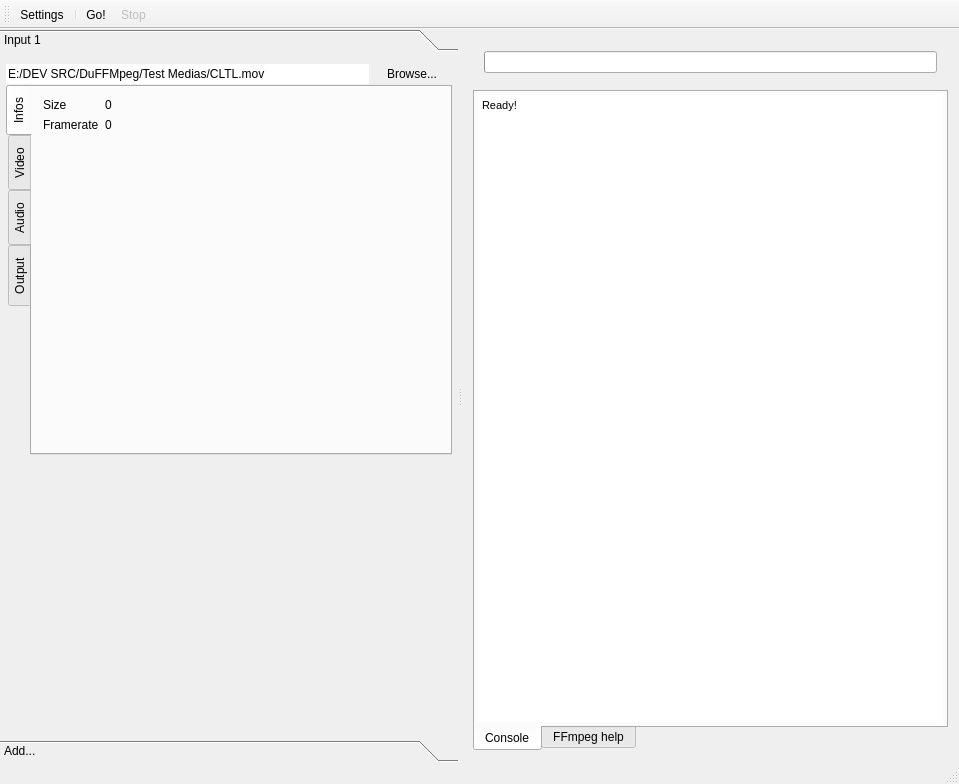
First picture: the form in DuFFMpeg/mainwindow.ui, repository RxLaboratory/DuME, before the edit.
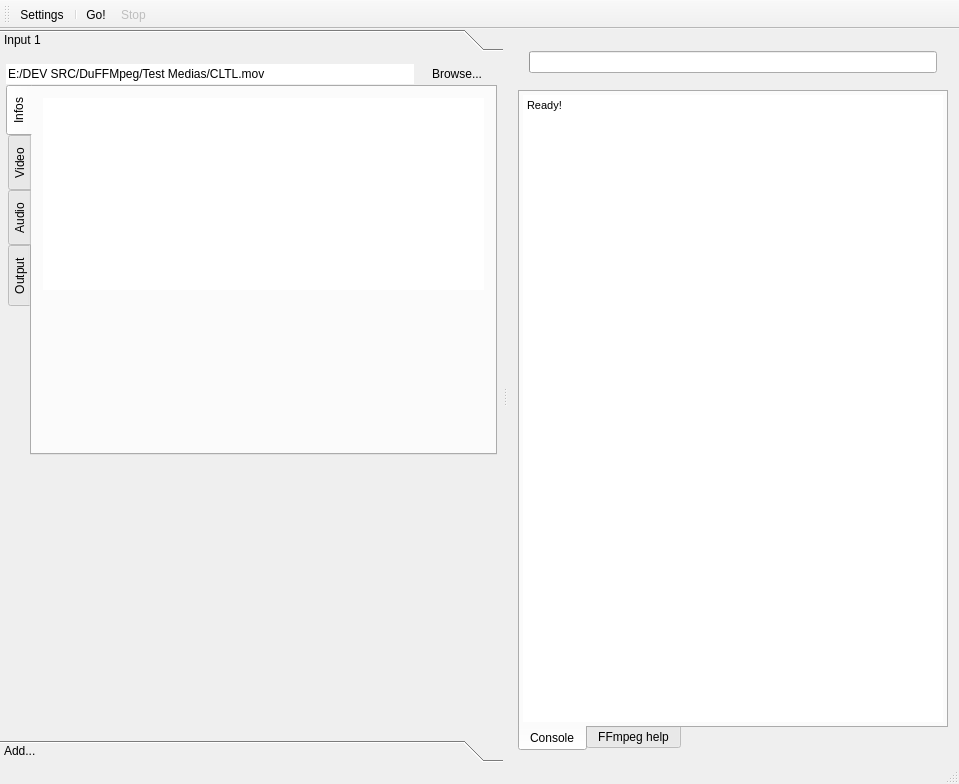
Second picture: the form after the edit. The open tabs and pages were chosen to show the change.

Commit message: scan input file #14

What changed in the file:
```diff
--- a/DuFFMpeg/mainwindow.ui
+++ b/DuFFMpeg/mainwindow.ui
@@ -133,36 +133,14 @@
                 </attribute>
                 <layout class="QVBoxLayout" name="verticalLayout_12">
                  <item>
-                  <layout class="QFormLayout" name="formLayout_4">
-                   <item row="0" column="0">
-                    <widget class="QLabel" name="label_5">
-                     <property name="text">
-                      <string>Size</string>
-                     </property>
-                    </widget>
-                   </item>
-                   <item row="0" column="1">
-                    <widget class="QLabel" name="inputSizeLabel">
-                     <property name="text">
-                      <string>0</string>
-                     </property>
-                    </widget>
-                   </item>
-                   <item row="1" column="0">
-                    <widget class="QLabel" name="label_7">
-                     <property name="text">
-                      <string>Framerate</string>
-                     </property>
-                    </widget>
-                   </item>
-                   <item row="1" column="1">
-                    <widget class="QLabel" name="inputFramerateLabel">
-                     <property name="text">
-                      <string>0</string>
-                     </property>
-                    </widget>
-                   </item>
-                  </layout>
+                  <widget class="QTextBrowser" name="mediaInfosText">
+                   <property name="frameShape">
+                    <enum>QFrame::NoFrame</enum>
+                   </property>
+                   <property name="openLinks">
+                    <bool>false</bool>
+                   </property>
+                  </widget>
                  </item>
                  <item>
                   <spacer name="verticalSpacer_6">
```
Left out of the diff: 4 changed lines with no effect on the pictures. The commit also changes 2 other files.
